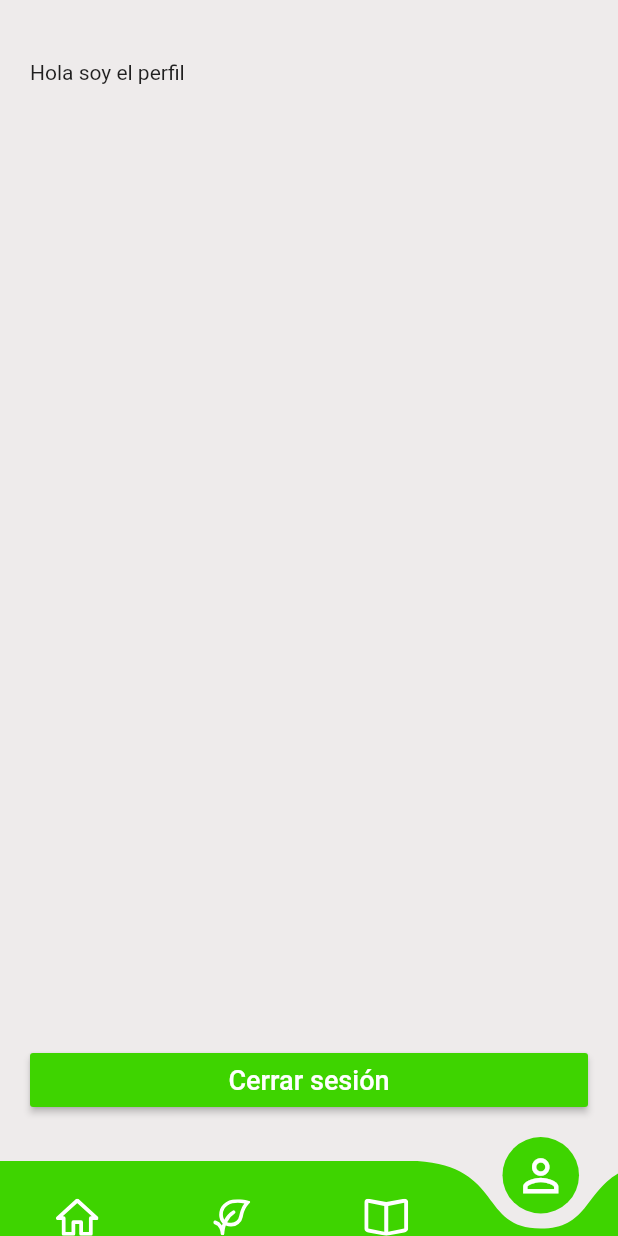
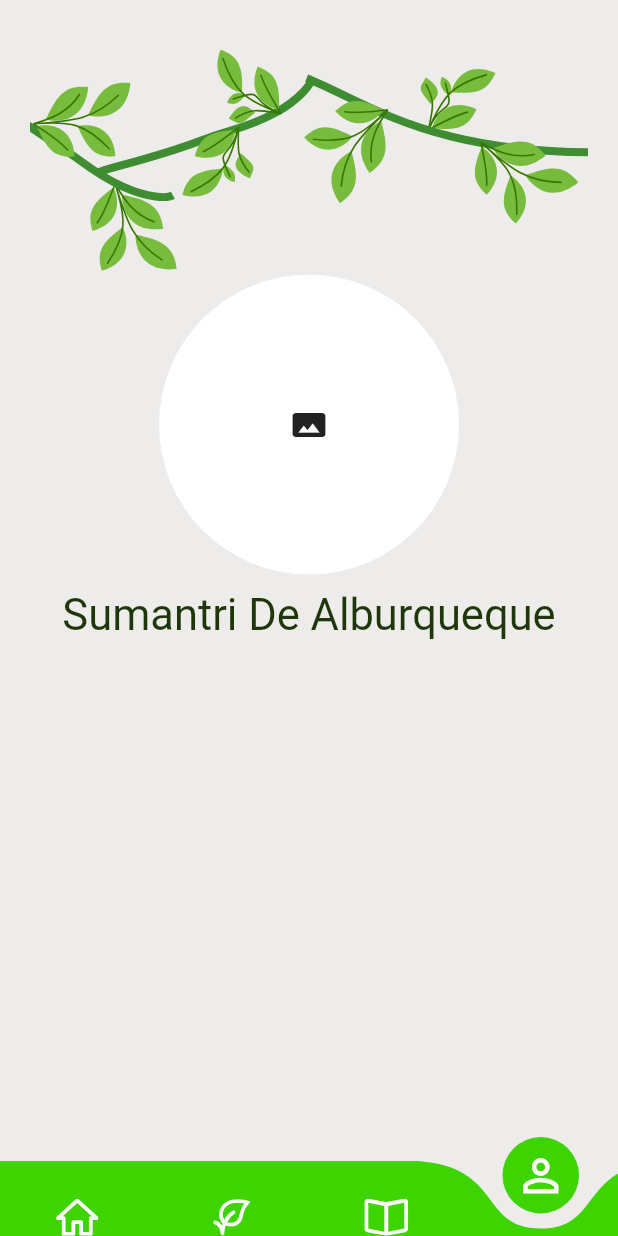
Before and after one commit to asloth/botanicare, a Flutter app: the MenuBar screen opened by its route, item 4 of the bottom bar chosen, on a phone screen of 412 x 824 dp. Run offline on Flutter 3.47's test engine with Material 2 defaults, Android fonts, the phone set to English and light mode, and no system bars; drawn by our look-alikes of curved_navigation_bar; our stand-ins replace cloud_firestore, firebase_auth, firebase_core, flutter_svg, shared_preferences; missing offline and left inert: dart:html; accounts and stored records are empty.

Commit message:
Parte I - Perfil....falta

```diff
--- a/lib/src/ui/PerfilScreen.dart
+++ b/lib/src/ui/PerfilScreen.dart
@@ -1,7 +1,9 @@
-import 'package:botanicare/src/service/AuthService.dart';
-import 'package:provider/provider.dart';
 import 'package:botanicare/src/ui/Constants.dart';
+import 'package:botanicare/src/ui/perfil/Btn_Modificar.dart';
 import 'package:flutter/material.dart';
+import 'package:botanicare/src/ui/perfil/header.dart';
+import 'package:botanicare/src/ui/perfil/Foto.dart';
+import 'package:botanicare/src/ui/perfil/Nombre.dart';
 
 class PerfilScreen extends StatelessWidget {
   const PerfilScreen({Key key}) : super(key: key);
@@ -10,26 +12,17 @@ class PerfilScreen extends StatelessWidget {
   Widget build(BuildContext context) {
     return Container(
       color: kBackgroundColor,
-      padding: EdgeInsets.fromLTRB(kDefaultPadding, kDefaultPadding * 2,
-          kDefaultPadding, kDefaultPadding * 1.5),
+      padding: EdgeInsets.fromLTRB(
+          kDefaultPadding, kDefaultPadding * 0.5, kDefaultPadding, 0),
       child: Column(
         crossAxisAlignment: CrossAxisAlignment.stretch,
         children: [
-          Text('Hola soy el perfil'),
-          Spacer(),
-          RaisedButton(
-            color: kPrimaryColor,
-            onPressed: () {
-              context.read<AuthService>().signOut();
-            },
-            child: Text(
-              'Cerrar sesión',
-              style: TextStyle(
-                color: Colors.white,
-                fontSize: 18,
-              ),
-            ),
-          )
+          Header(
+            imgUrl: 'assets/Grupo 378.svg',
+            backcolor: kBackgroundColor,
+          ),
+          Foto(),
+          Nombre()
         ],
       ),
     );
--- /dev/null
+++ b/lib/src/ui/perfil/Btn_Modificar.dart
@@ -0,0 +1,14 @@
+import 'package:botanicare/src/ui/Constants.dart';
+import 'package:flutter/material.dart';
+
+class Btn_Modificar extends StatelessWidget {
+  @override
+  Widget build(BuildContext context) {
+    // TODO: implement build
+    return Container(
+      child: Center(
+        child: Text('Modificar'),
+      ),
+    );
+  }
+}
--- /dev/null
+++ b/lib/src/ui/perfil/Foto.dart
@@ -0,0 +1,28 @@
+import 'package:botanicare/src/ui/Constants.dart';
+import 'package:flutter/material.dart';
+
+class Foto extends StatelessWidget {
+  final String imgUrl;
+  final backcolor;
+  const Foto({
+    Key key,
+    this.imgUrl = 'assets/Icono.svg',
+    this.backcolor = kBackgroundColor2,
+  }) : super(key: key);
+
+  @override
+  Widget build(BuildContext context) {
+    return Container(
+      width: 200.0,
+      height: 200.0,
+      decoration: BoxDecoration(
+        shape: BoxShape.circle,
+        color: backcolor,
+      ),
+      child: IconButton(
+        icon: Icon(Icons.panorama),
+        onPressed: () {},
+      ),
+    );
+  }
+}
--- /dev/null
+++ b/lib/src/ui/perfil/Header.dart
@@ -0,0 +1,31 @@
+import 'package:botanicare/src/ui/Constants.dart';
+import 'package:flutter/material.dart';
+import 'package:flutter_svg/flutter_svg.dart';
+
+class Header extends StatelessWidget {
+  final String imgUrl;
+  final backcolor;
+  const Header({
+    Key key,
+    this.imgUrl = 'assets/Grupo 378.svg',
+    this.backcolor = kBackgroundColor2,
+  }) : super(key: key);
+
+  @override
+  Widget build(BuildContext context) {
+    Size size = MediaQuery.of(context).size;
+
+    return Container(
+      height: size.height * 0.21,
+      color: backcolor,
+      child: Padding(
+        padding: const EdgeInsets.all(0),
+        child: SvgPicture.asset(
+          imgUrl,
+          fit: BoxFit.cover,
+          alignment: Alignment.bottomCenter,
+        ),
+      ),
+    );
+  }
+}
--- /dev/null
+++ b/lib/src/ui/perfil/Nombre.dart
@@ -0,0 +1,25 @@
+import 'package:botanicare/src/ui/Constants.dart';
+import 'package:flutter/material.dart';
+
+class Nombre extends StatelessWidget {
+  @override
+  Widget build(BuildContext context) {
+    return Container(
+      padding: EdgeInsets.fromLTRB(
+          kDefaultPadding, kDefaultPadding * 0.5, kDefaultPadding, 0),
+      child: Column(
+        crossAxisAlignment: CrossAxisAlignment.stretch,
+        children: [
+          Text(
+            'Sumantri De Alburqueque',
+            textAlign: TextAlign.center,
+            style: TextStyle(
+              color: kTextColor,
+              fontSize: 29,
+            ),
+          ),
+        ],
+      ),
+    );
+  }
+}
```
Also changed, not shown: assets/Elipse 74.svg (added), assets/Grupo 378.svg (added), assets/Icono.svg (added).
